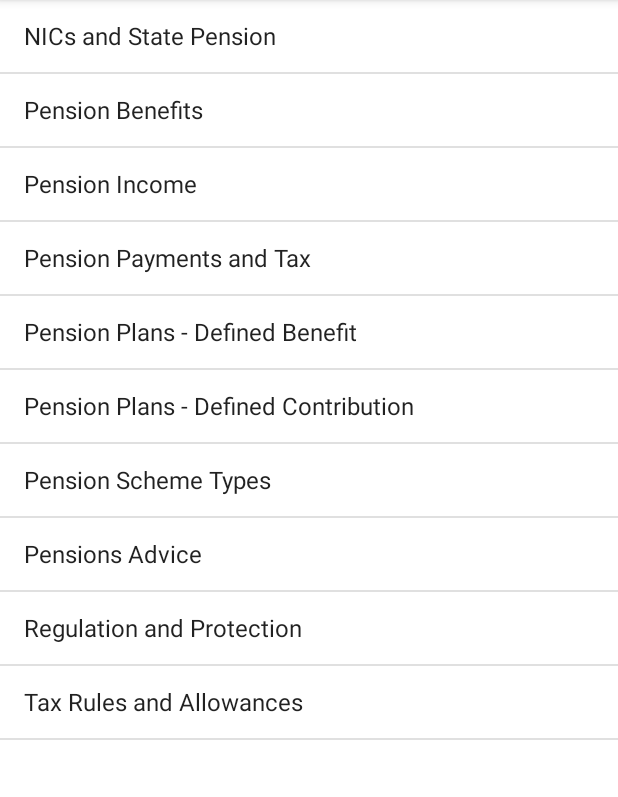
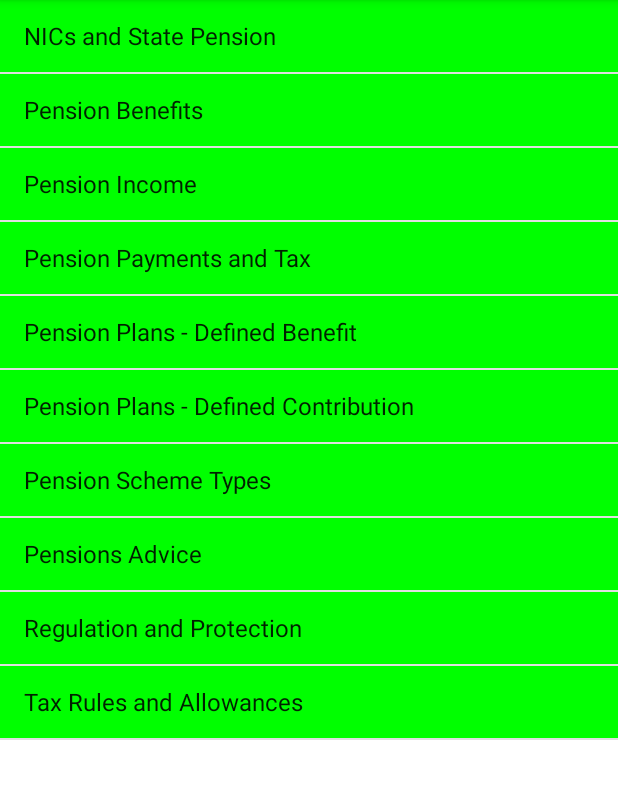
Before and after one commit to Andrey2G/test-android, an Android app: the ChaptersActivity screen opened directly, with no data from a screen before it, on a phone screen of 412 x 824 dp, the part 84-881 px from its top. Run offline under Robolectric (Android 15) with nearby library versions, the phone set to English and light mode, and no system bars.

Commit message:
select chapter from the list

```diff
--- a/app/src/main/java/com/knowyoursubject/kys/ChaptersActivity.java
+++ b/app/src/main/java/com/knowyoursubject/kys/ChaptersActivity.java
@@ -1,10 +1,16 @@
 package com.knowyoursubject.kys;
 
+import androidx.annotation.NonNull;
+import androidx.annotation.Nullable;
 import androidx.appcompat.app.AppCompatActivity;
 
+import android.content.Intent;
 import android.content.res.AssetManager;
+import android.graphics.Color;
 import android.os.Bundle;
 import android.view.View;
+import android.view.ViewGroup;
+import android.widget.AdapterView;
 import android.widget.ArrayAdapter;
 import android.widget.ListView;
 
@@ -36,19 +42,42 @@ public class ChaptersActivity extends AppCompatActivity {
         List<String> items = new ArrayList<>();
         JSONArray ar = null;
         try {
-            JSONTokener tokener = new JSONTokener(convertStreamToString(new InputStreamReader(getAssets().open("data.json"), "UTF-8")));
-            ar = new JSONArray(tokener);
+            JSONTokener token = new JSONTokener(convertStreamToString(new InputStreamReader(getAssets().open("data.json"), "UTF-8")));
+            ar = new JSONArray(token);
             for(int i=0; i<ar.length(); i++){
                 JSONObject json_data = ar.getJSONObject(i);
                 items.add(json_data.getString("title"));
             }
 
             ArrayAdapter<String> adapter = new ArrayAdapter<String>(this,
-                    android.R.layout.simple_list_item_1, items);
+                    android.R.layout.simple_list_item_1, items)
+            {
+                @NonNull
+                @Override
+                public View getView(int position, @Nullable View convertView, @NonNull ViewGroup parent) {
+                    View view = super.getView(position, convertView, parent);
+                    view.setBackgroundColor(Color.parseColor("#00ff00"));
+                    return view;
+                }
+            };
 
             if (listView != null) {
                 listView.setAdapter(adapter);
             }
+
+            // Set a click listener on the ListView items
+            listView.setOnItemClickListener(new AdapterView.OnItemClickListener() {
+                @Override
+                public void onItemClick(AdapterView<?> parent, View view, int position, long id) {
+                    // Get the selected item from the ListView
+                    //String selectedItem = (String) parent.getItemAtPosition(position);
+
+                    // Create an Intent to start a new activity and pass the selected item as an extra
+                    Intent intent = new Intent(ChaptersActivity.this, StartActivity.class);
+                    intent.putExtra("selectedItem", Integer.toString(position));
+                    startActivity(intent);
+                }
+            });
 
         } catch (FileNotFoundException e) {
             throw new RuntimeException(e);
```
Also changed, not shown: app/src/main/java/com/knowyoursubject/kys/StartActivity.java (+8 -1 lines), 1 other file.
